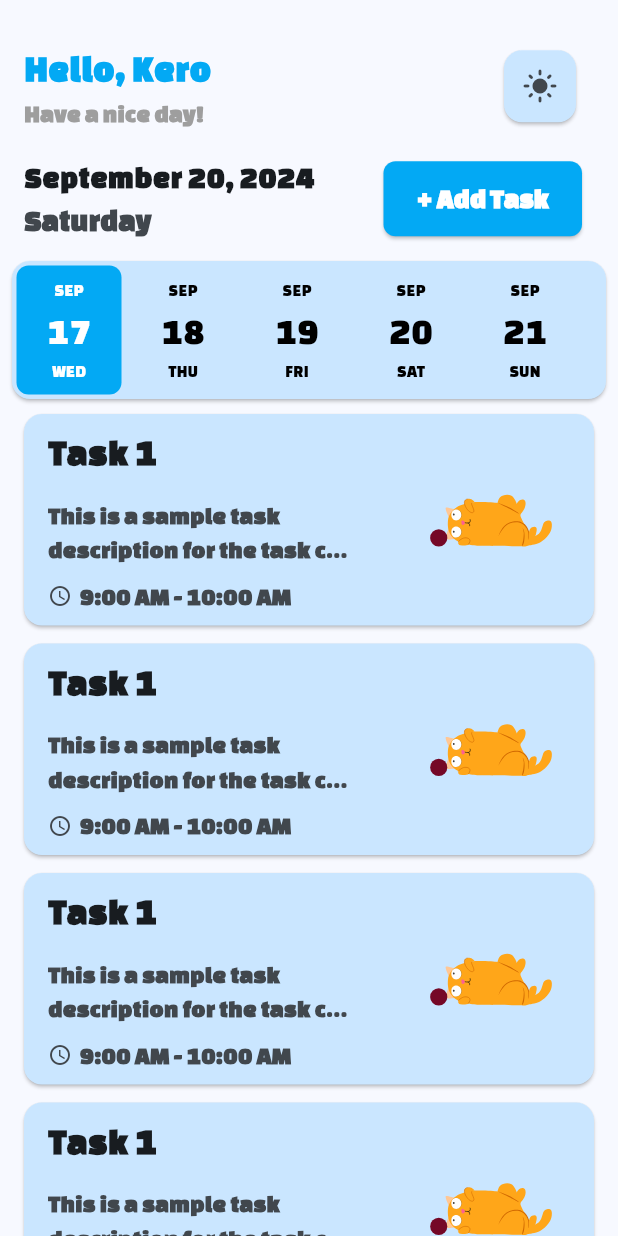
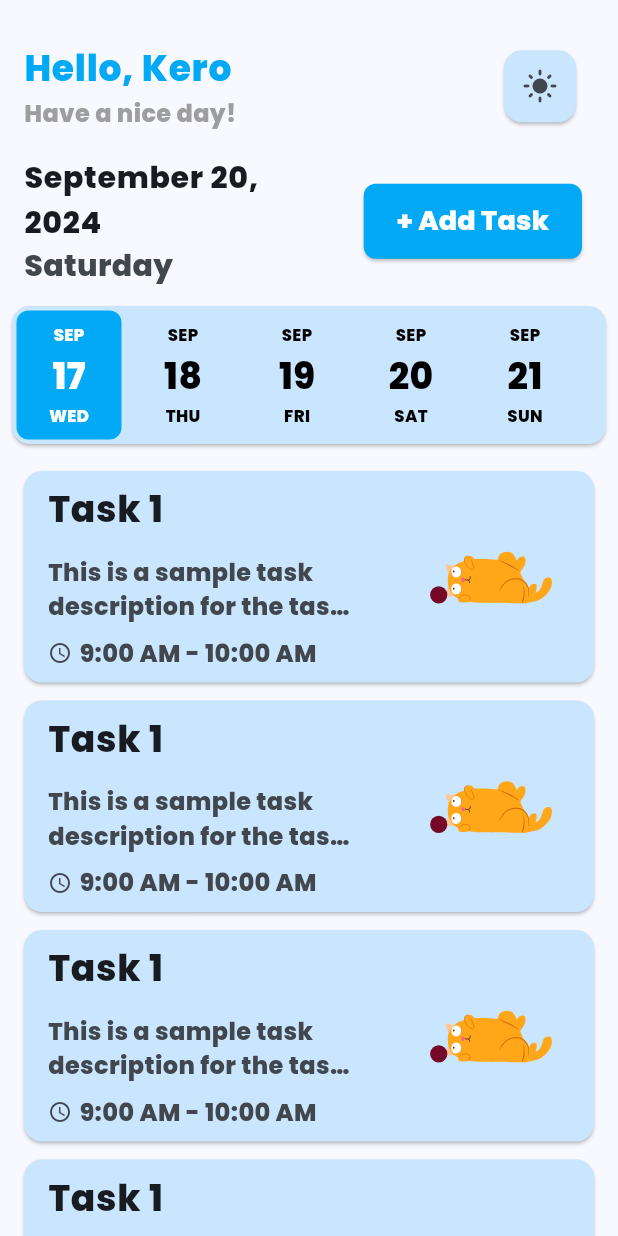
Before and after one commit to KyrillosAyman1/TaskZen_App, a Flutter app: the screen it shows after launch, on a phone screen of 412 x 824 dp. Run offline on Flutter 3.47's test engine with Material 3 defaults, Android fonts, the phone set to English and light mode, and no system bars; drawn by our look-alikes of date_picker_timeline; our stand-ins replace lottie.

Commit message:
Add TaskListView widget to display a list of tasks using TaskCard

```diff
--- a/lib/constant.dart
+++ b/lib/constant.dart
@@ -1,4 +1,4 @@
 
 import 'package:flutter/material.dart';
 
- Color kPrimaryColor = Colors.lightBlue;
+  const Color kPrimaryColor = Colors.lightBlue;
--- a/lib/main.dart
+++ b/lib/main.dart
@@ -17,7 +17,7 @@ class TaskzenApp extends StatelessWidget {
       themeMode: ThemeMode.system,
       theme: ThemeData(
         colorScheme: ColorScheme.fromSeed(seedColor: Colors.lightBlue),
-        fontFamily: 'Changa One',
+        fontFamily: 'Poppins',
       ),
       darkTheme: ThemeData(
         colorScheme: ColorScheme.fromSeed(
--- a/lib/widgets/custom_app_bar.dart
+++ b/lib/widgets/custom_app_bar.dart
@@ -22,7 +22,7 @@ class CustomAppBar extends StatelessWidget {
         fontWeight: FontWeight.bold,
 
       ),),
-      trailing: Card(
+      trailing:  Card(
 
         color: Theme.of(context).colorScheme.primaryContainer,
         child: IconButton(
--- a/lib/widgets/custom_date_picker.dart
+++ b/lib/widgets/custom_date_picker.dart
@@ -13,9 +13,9 @@ class _CustomDatePickerState extends State<CustomDatePicker> {
   DateTime selectedDate = DateTime.now();
   @override
   Widget build(BuildContext context) {
-    return Padding(
+    return  Padding(
       padding: const EdgeInsets.symmetric(horizontal: 4),
-      child: SizedBox(
+      child :  SizedBox(
         height: 100,
         child: Card(
           color: Theme.of(context).colorScheme.primaryContainer,
--- a/lib/widgets/task_card.dart
+++ b/lib/widgets/task_card.dart
@@ -8,21 +8,21 @@ class TaskCard extends StatelessWidget {
   Widget build(BuildContext context) {
     return Padding(
      padding: const EdgeInsets.symmetric(horizontal: 12.0, vertical: 2.0),
-      child: Card(
+      child:  Card(
         color: Theme.of(context).colorScheme.primaryContainer,
         child: ListTile(
 
-          title: Text(
+          title: const Text(
             "Task 1",
             style: TextStyle(fontSize: 24, fontWeight: FontWeight.bold),
             maxLines: 1,
             overflow: TextOverflow.ellipsis,
           ),
-          subtitle: Column(
+          subtitle: const Column(
             crossAxisAlignment: CrossAxisAlignment.start,
             children: [
               Padding(
-                padding: const EdgeInsets.only(top: 12.0),
+                padding:  EdgeInsets.only(top: 12.0),
                 child: Text(
                   "This is a sample task description for the task card widget.",
                   style: TextStyle(fontSize: 16, fontWeight: FontWeight.bold),
--- /dev/null
+++ b/lib/widgets/task_list_view.dart
@@ -0,0 +1,18 @@
+import 'package:flutter/material.dart';
+import 'package:taskzen_app/widgets/task_card.dart';
+
+class TaskListView extends StatelessWidget {
+  const TaskListView({super.key});
+
+  @override
+  Widget build(BuildContext context) {
+    return Expanded(
+      child: ListView.builder(
+        padding: EdgeInsets.only(top: 8),
+        itemBuilder: (context, index) {
+          return const TaskCard();
+        },
+      ),
+    );
+  }
+}
--- a/lib/widgets/task_view_body.dart
+++ b/lib/widgets/task_view_body.dart
@@ -1,10 +1,9 @@
-import 'package:date_picker_timeline/date_picker_timeline.dart';
+
 import 'package:flutter/material.dart';
-import 'package:lottie/lottie.dart';
-import 'package:taskzen_app/constant.dart';
 import 'package:taskzen_app/widgets/custom_app_bar.dart';
 import 'package:taskzen_app/widgets/custom_date_picker.dart';
 import 'package:taskzen_app/widgets/task_card.dart';
+import 'package:taskzen_app/widgets/task_list_view.dart';
 import 'package:taskzen_app/widgets/today_data.dart';
 
 class TaskViewBody extends StatefulWidget {
@@ -28,18 +27,3 @@ class _TaskViewBodyState extends State<TaskViewBody> {
     );
   }
 }
-
-class TaskListView extends StatelessWidget {
-  const TaskListView({super.key});
-
-  @override
-  Widget build(BuildContext context) {
-    return Expanded(
-      child: ListView.builder(
-        itemBuilder: (context, index) {
-          return TaskCard();
-        },
-      ),
-    );
-  }
-}
--- a/lib/widgets/today_data.dart
+++ b/lib/widgets/today_data.dart
@@ -6,23 +6,23 @@ class TodayData extends StatelessWidget {
 
   @override
   Widget build(BuildContext context) {
-    return ListTile(
-      title: Text(
+    return  ListTile(
+      title: const Text(
         "September 20, 2024",
-        style: TextStyle(fontSize: 20, fontWeight: FontWeight.bold),
+        style:  TextStyle(fontSize: 20, fontWeight: FontWeight.bold),
       ),
-      subtitle: Text(
+      subtitle:const  Text(
         "Saturday",
         style: TextStyle(fontSize: 20, fontWeight: FontWeight.bold),
       ),
       trailing: ElevatedButton(
         style: ElevatedButton.styleFrom(
-          padding: EdgeInsets.symmetric(horizontal: 22, vertical: 12),
+          padding:const EdgeInsets.symmetric(horizontal: 22, vertical: 12),
           backgroundColor: kPrimaryColor,
           shape: RoundedRectangleBorder(borderRadius: BorderRadius.circular(8)),
         ),
         onPressed: () {},
-        child: Text(
+        child:const Text(
           "+ Add Task",
           style: TextStyle(
             fontSize: 18,
--- a/pubspec.yaml
+++ b/pubspec.yaml
@@ -76,9 +76,11 @@ flutter:
   # list giving the asset and other descriptors for the font. For
   # example:
   fonts:
-    - family: Knewave
+    - family: Poppins
       fonts:
-        - asset: assets/fonts/Knewave-Regular.ttf
+        - asset: assets/fonts/Poppins-ExtraBold.ttf
+
+
     - family: Changa One
       fonts:
         - asset: assets/fonts/ChangaOne-Regular.ttf
```
Also changed, not shown: assets/fonts/Poppins-Bold.ttf (added), assets/fonts/Poppins-ExtraBold.ttf (added).
